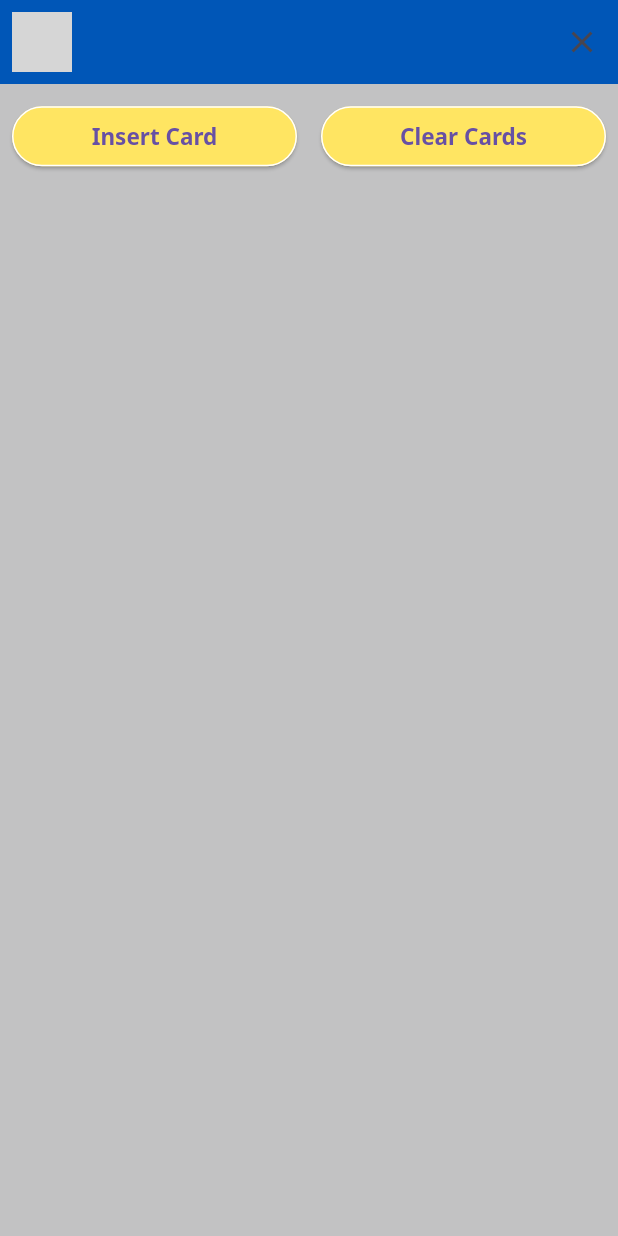
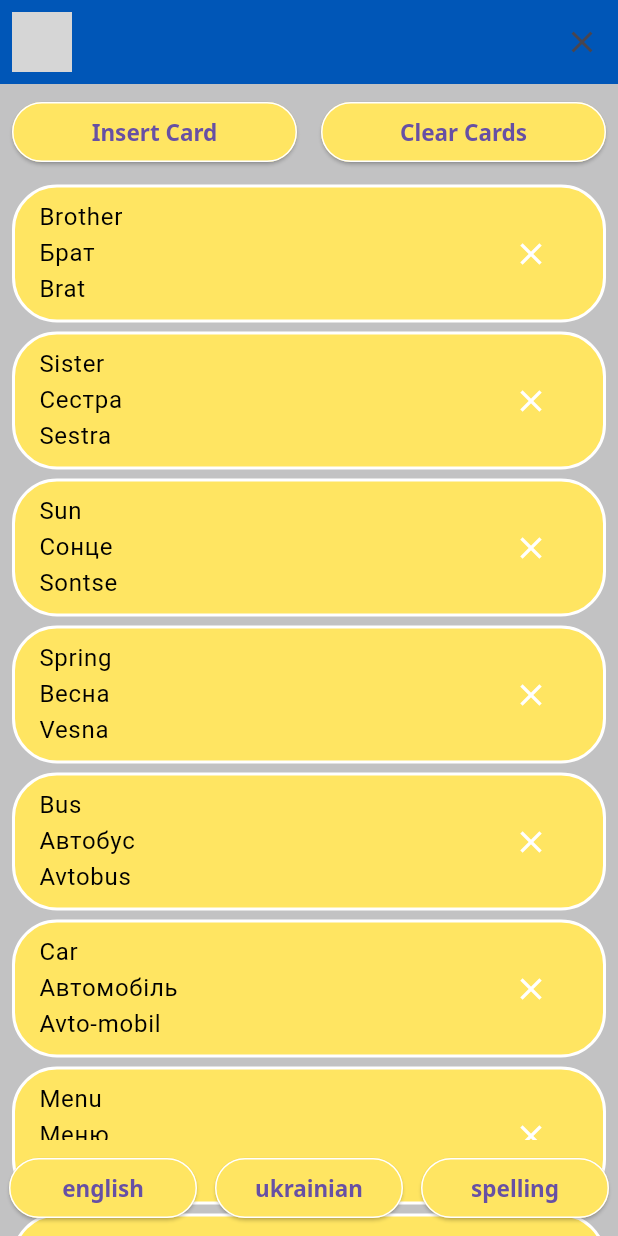
Before and after one commit to KhrystynaKla/Slovo_Ukrainian_flashcards_app_Flutter, a Flutter app: the ReviewPage screen opened directly, on a phone screen of 412 x 824 dp. Run offline on Flutter 3.47's test engine with Material 3 defaults, Android fonts, the light colour scheme and no system bars; our stand-ins replace flutter_tts, google_fonts, shared_preferences, sqflite; missing offline and left inert: dart:ffi; accounts and stored records are empty; statements that could not run were skipped; grey boxes are pictures that could not be loaded.

Commit message:
flutter app

```diff
--- /dev/null
+++ b/lib/components/reviews/language_button.dart
@@ -0,0 +1,23 @@
+import 'package:flutter/material.dart';
+
+enum LanguageType {english, ukrainian, spelling}
+
+class LanguageButton extends StatelessWidget {
+  const LanguageButton({ required this.languageType,
+    super.key,
+  });
+
+  final LanguageType languageType;
+
+  @override
+  Widget build(BuildContext context) {
+    return Expanded(child: Padding(
+      padding: const EdgeInsets.fromLTRB(6, 1, 6,1),
+      child: ElevatedButton(
+        style: ElevatedButton.styleFrom(
+          backgroundColor: Theme.of(context).primaryColor
+        ),
+        onPressed: (){}, child: Text(languageType.name)),
+    ));
+  }
+}
--- /dev/null
+++ b/lib/components/reviews/word_tile.dart
@@ -0,0 +1,28 @@
+import 'package:flutter/material.dart';
+import 'package:project/data_sqlite/word_model.dart';
+
+class WordTile extends StatelessWidget {
+  const WordTile({ required this.word,
+    super.key,
+  });
+
+  final Word word;
+
+  @override
+  Widget build(BuildContext context) {
+    return Padding(
+      padding: const EdgeInsets.fromLTRB(8, 3, 8, 3),
+      child: ListTile(
+        title: Column(
+          crossAxisAlignment: CrossAxisAlignment.start,
+          children: [
+            Text(word.english),
+            Text(word.ukrainian),
+            Text(word.spelling),
+          ],
+        ),
+        trailing: IconButton(icon: Icon(Icons.clear), onPressed: (){}),
+      ),
+    );
+  }
+}
--- a/lib/configs/themes.dart
+++ b/lib/configs/themes.dart
@@ -9,7 +9,7 @@ final appTheme = ThemeData(
   textTheme: TextTheme(
     bodyMedium: TextStyle(
       color: Colors.black,
-      fontSize: 18,
+      fontSize: 16,
       fontWeight: FontWeight.normal, // Use an appropriate FontWeight enum value here
       fontFamily: GoogleFonts.notoSans().fontFamily,
     ),
@@ -78,8 +78,18 @@ final appTheme = ThemeData(
     trackColor: MaterialStateProperty.all<Color>(Colors.grey), // Set the background color when the switch is toggled off
     overlayColor: MaterialStateProperty.all<Color>(Colors.transparent), // Set the color when the switch is being dragged
     // You can customize other properties here
-  )
+  ),
 
-
+  listTileTheme: ListTileThemeData(
+    tileColor: kYellow,
+    textColor: Colors.black,
+    iconColor: Colors.white,
+    shape: RoundedRectangleBorder(
+      borderRadius: BorderRadius.circular(kCircularBorderRadius),
+      side: BorderSide(color: Colors.white,
+      width: 2,
+      )
+      )
+  ),
 
 );
--- a/lib/data/database_manager.dart
+++ b/lib/data_sqlite/database_manager.dart
@@ -1,7 +1,7 @@
 import 'package:path/path.dart';
 import 'package:sqflite/sqflite.dart';
 
-import './word_model.dart';
+import '../data/word_model.dart';
 
 class DatabaseManager {
   // Singleton
--- a/lib/notifiers/flashcards_notifier.dart
+++ b/lib/notifiers/flashcards_notifier.dart
@@ -10,7 +10,6 @@ import 'package:project/configs/constants.dart';
 import 'package:project/data_sqlite/database_helper.dart';
 import 'package:project/data_sqlite/word_model.dart';
 import 'package:sqflite/sqflite.dart';
-
 class FlashcardsNotifier extends ChangeNotifier {
 
   int roundTally=0, cardTally = 0, correctTally = 0, incorrectTally =0, correctPercentage = 0;
--- a/lib/pages/review_page.dart
+++ b/lib/pages/review_page.dart
@@ -1,7 +1,10 @@
 import 'package:flutter/material.dart';
 import 'package:project/components/app/CustomAppBar.dart';
 import 'package:project/components/reviews/header_button.dart';
+import 'package:project/components/reviews/language_button.dart';
+import 'package:project/components/reviews/word_tile.dart';
 import 'package:project/configs/constants.dart';
+import 'package:project/data_sqlite/word_model.dart';
 
 class ReviewPage extends StatefulWidget {
   const ReviewPage({super.key});
@@ -11,6 +14,30 @@ class ReviewPage extends StatefulWidget {
 }
 
 class _ReviewPageState extends State<ReviewPage> {
+
+
+  final _listKey = GlobalKey<AnimatedListState>();
+  final _reviewWords = [
+
+  Word(topic: "Family", english: "Brother", ukrainian: "Брат", spelling: "Brat"),
+  Word(topic: "Family", english: "Sister", ukrainian: "Сестра", spelling: "Sestra"),
+
+  Word(topic: "Weather", english: "Sun", ukrainian: "Сонце", spelling: "Sontse"),
+  Word(topic: "Weather", english: "Spring", ukrainian: "Весна", spelling: "Vesna"),
+
+  Word(topic: "Travel", english: "Bus", ukrainian: "Автобус", spelling: "Avtobus"),
+  Word(topic: "Travel", english: "Car", ukrainian: "Автомобіль", spelling: "Avto-mobil"),
+
+  Word(topic: "Food", english: "Menu", ukrainian: "Меню", spelling: "Menu"),
+  Word(topic: "Food", english: "Dish", ukrainian: "Страва", spelling: "Strava"),
+
+  Word(topic: "Hobbies", english: "Traveling", ukrainian: "Подорожі", spelling: "Podorozhi"),
+  Word(topic: "Hobbies", english: "Cooking", ukrainian: "Готування", spelling: "Gotuvannya"),
+
+  Word(topic: "Shopping", english: "Cashier", ukrainian: "Касир", spelling: "Kasyr"),
+  Word(topic: "Shopping", english: "Price", ukrainian: "Ціна", spelling: "Tsina"),
+
+];
 
 
 
@@ -38,10 +65,27 @@ class _ReviewPageState extends State<ReviewPage> {
               Expanded(
                 flex: 10,
                 child: AnimatedList(
-                  itemBuilder: (context, index, animation) =>ListTile(),
+                  key: _listKey,
+                  initialItemCount: _reviewWords.length,
+                  itemBuilder: (context, index, animation) =>WordTile(word: _reviewWords[index],),
                 ),
-                )
+                ),
+                Expanded(
+                  flex:1,
+                  child: Row(
+                    children: [
+                      LanguageButton(languageType: LanguageType.english,),
+                      LanguageButton(languageType: LanguageType.ukrainian,),
+                      LanguageButton(languageType: LanguageType.spelling,),
+                    ],
+                  ),
+                ),
         ],)
     );
   }
+
+  _insertWord({required Word word}){
+    _listKey.currentState?.insertItem(_reviewWords.length);
+    _reviewWords.insert(_reviewWords.length, word);
+  }
 }
```
Also changed, not shown: pubspec.yaml (+11 -0 lines), assets/icons/icon.png (added), pubspec.lock, 30 other files.
